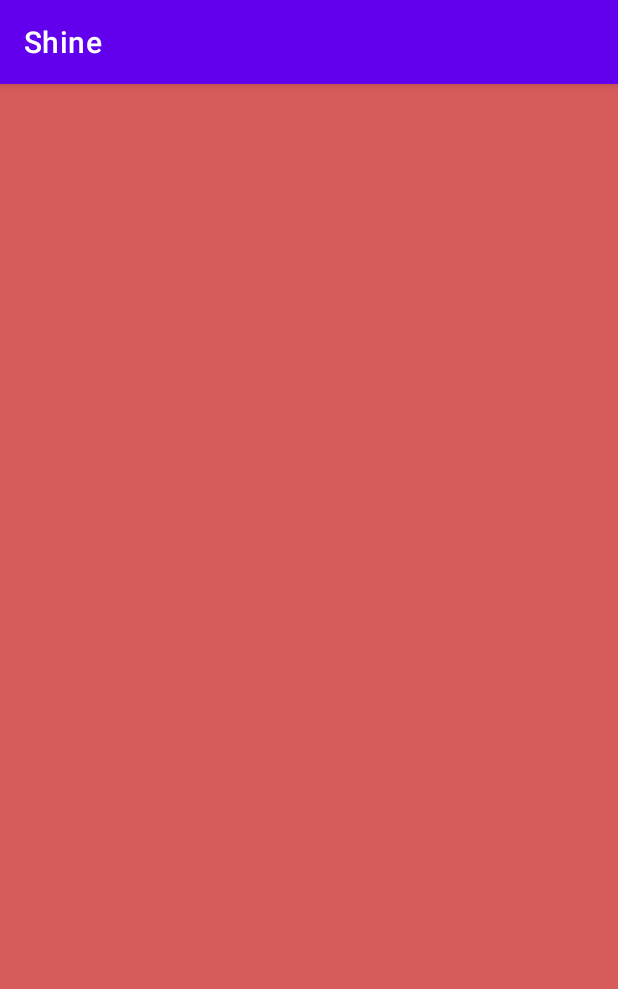
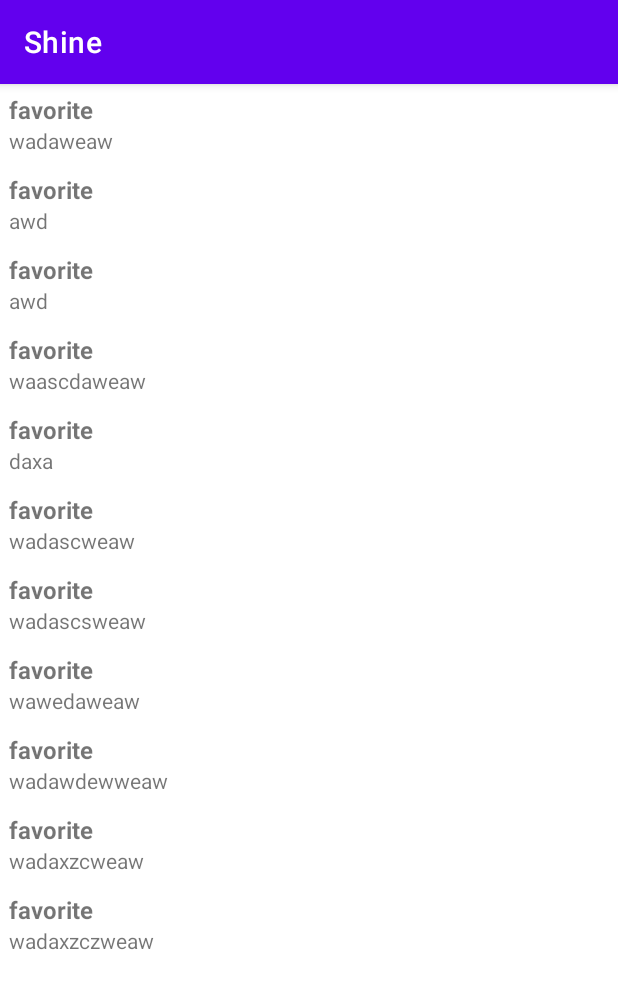
Before and after one commit to ArmenianboyKover/Shine, an Android app: the screen it shows after launch (MainActivity), on a phone screen of 412 x 824 dp. Shown: the top 989 px of the screen. Run offline under Robolectric (Android 15) with nearby library versions, the phone set to English and light mode, and no system bars.

Commit message:
added simple recycler view

```diff
--- a/app/src/main/java/com/example/shine/PlaylistFragment.kt
+++ b/app/src/main/java/com/example/shine/PlaylistFragment.kt
@@ -1,8 +1,34 @@
 package com.example.shine
 
+import android.os.Bundle
+import android.view.View
 import androidx.fragment.app.Fragment
+import androidx.recyclerview.widget.RecyclerView
 
 class PlaylistFragment : Fragment(R.layout.fragment_playlist) {
 
+    override fun onViewCreated(view: View, savedInstanceState: Bundle?) {
+        super.onViewCreated(view, savedInstanceState)
 
+        val recycler = view.findViewById<RecyclerView>(R.id.recyclerView)
+        val adapter = SongAdapter()
+        recycler.adapter = adapter
+        adapter.updateSongs(getSongs())
+    }
+
+    fun getSongs(): List<Song> {
+        return listOf(
+            Song(title = "favorite", description = "wadaweaw"),
+            Song(title = "favorite", description = "awd"),
+            Song(title = "favorite", description = "awd"),
+            Song("favorite", "waascdaweaw"),
+            Song("favorite", "daxa"),
+            Song("favorite", "wadascweaw"),
+            Song("favorite", "wadascsweaw"),
+            Song("favorite", "wawedaweaw"),
+            Song("favorite", "wadawdewweaw"),
+            Song("favorite", "wadaxzcweaw"),
+            Song("favorite", "wadaxzczweaw"),
+            )
+    }
 }
--- /dev/null
+++ b/app/src/main/java/com/example/shine/SongAdapter.kt
@@ -0,0 +1,40 @@
+package com.example.shine
+
+import android.view.LayoutInflater
+import android.view.View
+import android.view.ViewGroup
+import android.widget.TextView
+import androidx.recyclerview.widget.RecyclerView
+
+class SongAdapter : RecyclerView.Adapter<SongViewHolder>() {
+    private var songs = listOf<Song>()
+
+    override fun onCreateViewHolder(parent: ViewGroup, viewType: Int): SongViewHolder {
+        val view = LayoutInflater.from(parent.context).inflate(R.layout.item_song, parent, false)
+        return SongViewHolder(view)
+    }
+
+    override fun onBindViewHolder(holder: SongViewHolder, position: Int) {
+        val song = songs[position]
+        holder.title.text = song.title
+        holder.description.text = song.description
+    }
+
+    fun updateSongs(list: List<Song>) {
+        songs = list
+        notifyDataSetChanged()
+    }
+
+    override fun getItemCount(): Int = songs.size
+}
+
+class SongViewHolder(view: View) : RecyclerView.ViewHolder(view) {
+    val title = view.findViewById<TextView>(R.id.title)
+    val description = view.findViewById<TextView>(R.id.description)
+
+}
+
+data class Song(
+    val title: String,
+    val description: String
+)
--- a/app/src/main/res/layout/fragment_playlist.xml
+++ b/app/src/main/res/layout/fragment_playlist.xml
@@ -1,9 +1,13 @@
 <?xml version="1.0" encoding="utf-8"?>
 <androidx.constraintlayout.widget.ConstraintLayout xmlns:android="http://schemas.android.com/apk/res/android"
+    xmlns:app="http://schemas.android.com/apk/res-auto"
     android:layout_width="match_parent"
-    android:background="#D65B5B"
     android:layout_height="match_parent">
 
-
+    <androidx.recyclerview.widget.RecyclerView
+        android:id="@+id/recyclerView"
+        android:layout_width="match_parent"
+        android:layout_height="match_parent"
+        app:layoutManager="androidx.recyclerview.widget.LinearLayoutManager" />
 
 </androidx.constraintlayout.widget.ConstraintLayout>
--- /dev/null
+++ b/app/src/main/res/layout/item_song.xml
@@ -0,0 +1,27 @@
+<?xml version="1.0" encoding="utf-8"?>
+<LinearLayout xmlns:android="http://schemas.android.com/apk/res/android"
+    xmlns:tools="http://schemas.android.com/tools"
+    android:layout_width="match_parent"
+    android:layout_height="wrap_content"
+    android:orientation="vertical">
+
+    <TextView
+        android:id="@+id/title"
+        android:layout_width="match_parent"
+        android:layout_height="wrap_content"
+        android:paddingStart="6dp"
+        android:paddingTop="6dp"
+        android:paddingEnd="6dp"
+        android:textSize="16sp"
+        android:textStyle="bold"
+        tools:text="leha" />
+
+    <TextView
+        android:id="@+id/description"
+        android:layout_width="match_parent"
+        android:layout_height="wrap_content"
+        android:paddingStart="6dp"
+        android:paddingEnd="6dp"
+        android:paddingBottom="6dp"
+        tools:text="Hui" />
+</LinearLayout>
```
